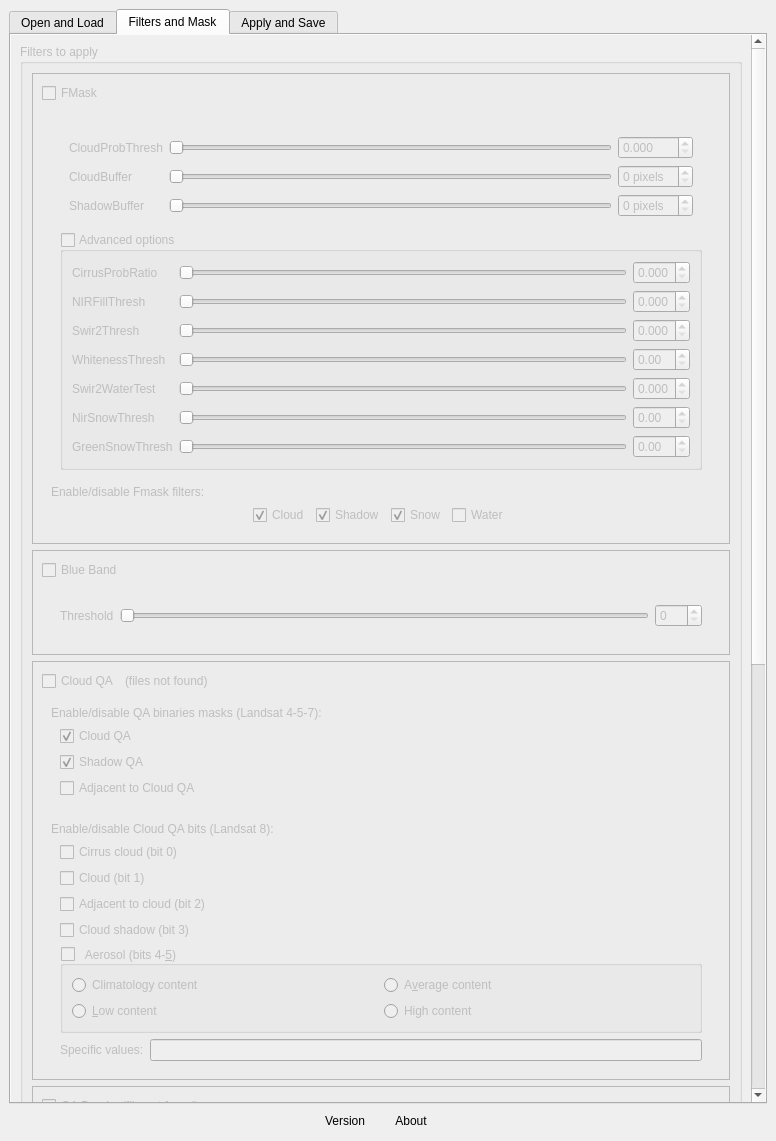
First picture: the form in ui/cloud_masking_dockwidget_base.ui, repository SMByC/CloudMasking, before the edit.
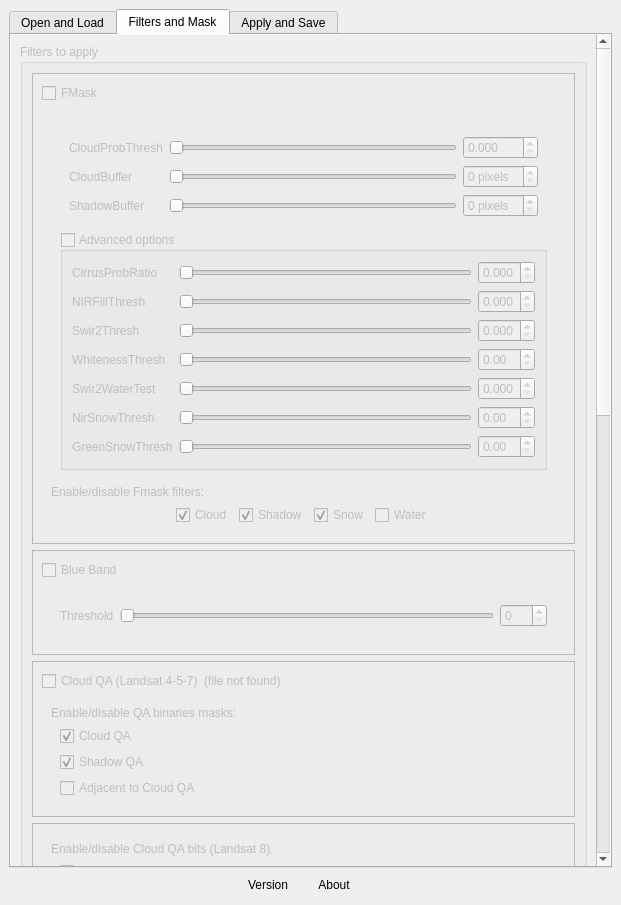
Second picture: the form after the edit. The open tabs and pages were chosen to show the change. Icons and pictures are not drawn. Custom widgets are drawn as their Qt base class.

Commit message: Load the new cloud QA for landsat 4-5-7 and UI adjust, not process (part 1/2)

The edit to the form file:
```diff
--- a/ui/cloud_masking_dockwidget_base.ui
+++ b/ui/cloud_masking_dockwidget_base.ui
@@ -6,8 +6,8 @@
    <rect>
     <x>0</x>
     <y>0</y>
-    <width>776</width>
-    <height>1141</height>
+    <width>621</width>
+    <height>905</height>
    </rect>
   </property>
   <property name="windowTitle">
@@ -18,7 +18,7 @@
     <item row="0" column="1">
      <widget class="QTabWidget" name="tabWidget">
       <property name="currentIndex">
-       <number>0</number>
+       <number>1</number>
       </property>
       <widget class="QWidget" name="tab_OL">
        <attribute name="title">
@@ -56,8 +56,8 @@
             <rect>
              <x>0</x>
              <y>0</y>
-             <width>752</width>
-             <height>999</height>
+             <width>597</width>
+             <height>784</height>
             </rect>
            </property>
            <layout class="QVBoxLayout" name="verticalLayout_11">
@@ -464,9 +464,9 @@
            <property name="geometry">
             <rect>
              <x>0</x>
-             <y>0</y>
-             <width>732</width>
-             <height>2570</height>
+             <y>-651</y>
+             <width>577</width>
+             <height>2092</height>
             </rect>
            </property>
            <layout class="QVBoxLayout" name="verticalLayout">
@@ -555,7 +555,7 @@
                  </layout>
                 </widget>
                </item>
-               <item row="3" column="1">
+               <item row="4" column="1">
                 <widget class="QFrame" name="frame_QABand">
                  <property name="frameShape">
                   <enum>QFrame::StyledPanel</enum>
@@ -564,7 +564,7 @@
                   <enum>QFrame::Raised</enum>
                  </property>
                  <layout class="QGridLayout" name="gridLayout_9">
-                  <item row="0" column="0">
+                  <item row="1" column="0">
                    <widget class="QWidget" name="widget_18" native="true">
                     <layout class="QHBoxLayout" name="horizontalLayout_17">
                      <property name="margin">
@@ -600,7 +600,7 @@
                     </layout>
                    </widget>
                   </item>
-                  <item row="1" column="0">
+                  <item row="2" column="0">
                    <widget class="QWidget" name="widget_QABand" native="true">
                     <layout class="QVBoxLayout" name="verticalLayout_3">
                      <item>
@@ -1442,7 +1442,7 @@
                 </widget>
                </item>
                <item row="2" column="1">
-                <widget class="QFrame" name="frame_CloudQA">
+                <widget class="QFrame" name="frame_CloudQA_L457">
                  <property name="frameShape">
                   <enum>QFrame::StyledPanel</enum>
                  </property>
@@ -1454,7 +1454,7 @@
                    <widget class="QWidget" name="widget_16" native="true">
                     <layout class="QHBoxLayout" name="horizontalLayout_13">
                      <property name="spacing">
-                      <number>6</number>
+                      <number>0</number>
                      </property>
                      <property name="margin">
                       <number>0</number>
@@ -1462,14 +1462,17 @@
                      <item>
                       <widget class="QCheckBox" name="checkBox_CloudQA">
                        <property name="text">
-                        <string>Cloud QA</string>
+                        <string>Cloud QA (Landsat 4-5-7)</string>
                        </property>
                       </widget>
                      </item>
                      <item>
                       <widget class="QLabel" name="label_CloudQA_FileStatus">
+                       <property name="toolTip">
+                        <string>File named ends with &quot;sr_cloud_qa&quot; not found</string>
+                       </property>
                        <property name="text">
-                        <string>(files not found)</string>
+                        <string>(file not found)</string>
                        </property>
                       </widget>
                      </item>
@@ -1495,7 +1498,7 @@
                      <item>
                       <widget class="QLabel" name="label_6">
                        <property name="text">
-                        <string>Enable/disable QA binaries masks (Landsat 4-5-7):</string>
+                        <string>Enable/disable QA binaries masks:</string>
                        </property>
                       </widget>
                      </item>
@@ -1541,6 +1544,18 @@
                     </layout>
                    </widget>
                   </item>
+                 </layout>
+                </widget>
+               </item>
+               <item row="3" column="1">
+                <widget class="QFrame" name="frame_3">
+                 <property name="frameShape">
+                  <enum>QFrame::StyledPanel</enum>
+                 </property>
+                 <property name="frameShadow">
+                  <enum>QFrame::Raised</enum>
+                 </property>
+                 <layout class="QVBoxLayout" name="verticalLayout_34">
                   <item>
                    <widget class="QWidget" name="widget_CloudQA_L8" native="true">
                     <layout class="QVBoxLayout" name="verticalLayout_21">
@@ -1917,8 +1932,8 @@
             <rect>
              <x>0</x>
              <y>0</y>
-             <width>752</width>
-             <height>999</height>
+             <width>597</width>
+             <height>784</height>
             </rect>
            </property>
            <layout class="QVBoxLayout" name="verticalLayout_12">
```
Left out of the diff: 134 changed lines with no effect on the pictures. The commit also changes 1 other file.
